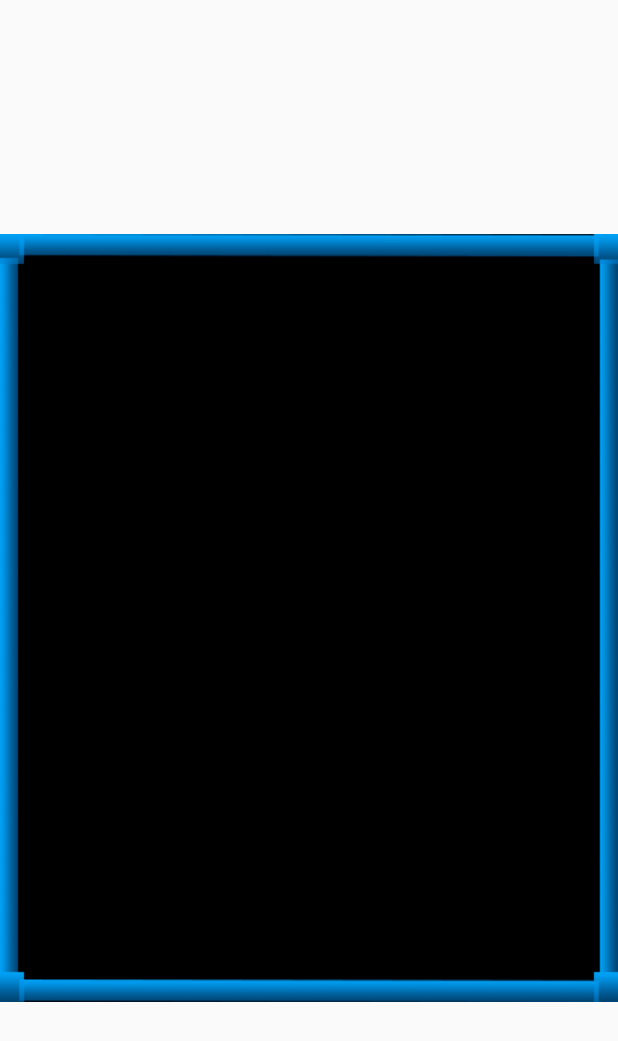
After one commit to sazid1462/BricksOnGrid, an Android app: the layout cell_view.xml on its own in the app's theme, with its tools: preview values and no code run, on a phone screen of 412 x 824 dp. The commit adds this screen. Shown: the top 1041 px of the screen. Run offline under Robolectric (Android 15) with nearby library versions, the phone set to English and light mode, and no system bars.

Commit message:
drawable resources

```diff
--- /dev/null
+++ b/app/src/main/res/layout/cell_view.xml
@@ -0,0 +1,12 @@
+<?xml version="1.0" encoding="utf-8"?>
+<RelativeLayout xmlns:android="http://schemas.android.com/apk/res/android"
+    android:layout_width="match_parent" android:layout_height="match_parent">
+
+    <ImageView
+        android:layout_width="wrap_content"
+        android:layout_height="wrap_content"
+        android:background="@drawable/cell"
+        android:id="@+id/imageView"
+        android:layout_centerVertical="true"
+        android:layout_centerHorizontal="true" />
+</RelativeLayout>
```
Also changed, not shown: app/src/main/java/com/shakeme/sazedul/games/bricksongrid/GameAdapter.java (+8 -3 lines), app/src/main/java/com/shakeme/sazedul/games/bricksongrid/ViewHolder.java (added, +14 -0 lines), app/src/main/res/drawable/BrickHorizontal.png (added), app/src/main/res/drawable/BrickVertical.png (added), app/src/main/res/drawable/CellBrickBottom.png (added), app/src/main/res/drawable/CellBrickLeft.png (added), app/src/main/res/drawable/CellBrickRight.png (added), app/src/main/res/drawable/CellBrickTop.png (added).
